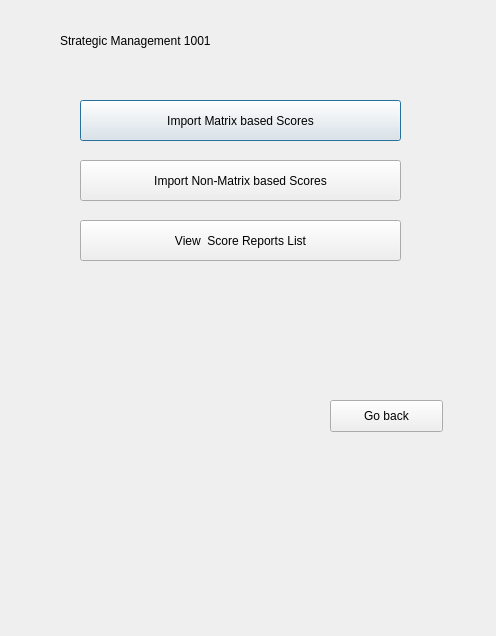
First picture: the form in Ui/ScorePanelUi.ui, repository grinningGrace/SigmaU, before the edit.
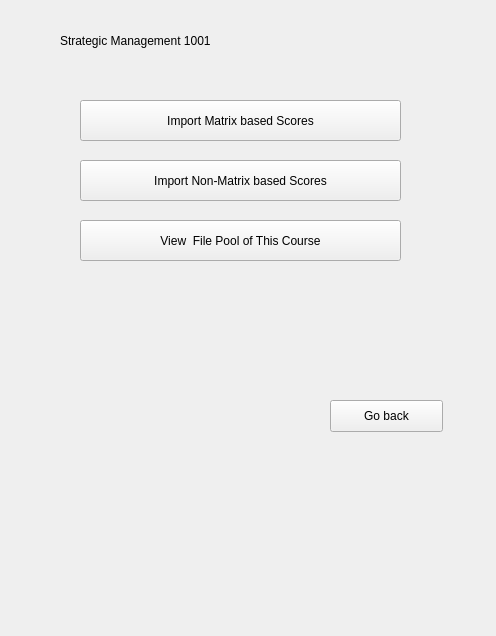
Second picture: the form after the edit.

Commit message: matrix based score Step-modification4

Patch:
```diff
--- a/Ui/ScorePanelUi.ui
+++ b/Ui/ScorePanelUi.ui
@@ -25,6 +25,9 @@
    <property name="text">
     <string>Import Matrix based Scores</string>
    </property>
+   <property name="autoDefault">
+    <bool>false</bool>
+   </property>
   </widget>
   <widget class="QPushButton" name="pushButton_2">
    <property name="geometry">
@@ -38,6 +41,9 @@
    <property name="text">
     <string>Import Non-Matrix based Scores</string>
    </property>
+   <property name="autoDefault">
+    <bool>false</bool>
+   </property>
   </widget>
   <widget class="QPushButton" name="pushButton_3">
    <property name="geometry">
@@ -49,7 +55,10 @@
     </rect>
    </property>
    <property name="text">
-    <string>View  Score Reports List</string>
+    <string>View  File Pool of This Course</string>
+   </property>
+   <property name="autoDefault">
+    <bool>false</bool>
    </property>
   </widget>
   <widget class="QPushButton" name="pushButton_4">
@@ -64,6 +73,9 @@
    <property name="text">
     <string>Go back</string>
    </property>
+   <property name="autoDefault">
+    <bool>false</bool>
+   </property>
   </widget>
   <widget class="QLabel" name="label">
    <property name="geometry">
```
The commit also changes 22 other files.
